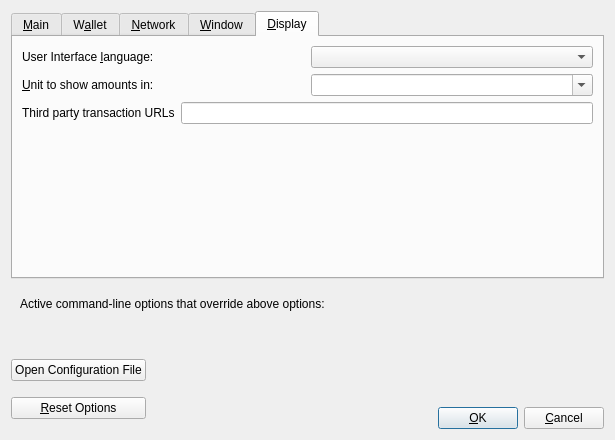
navcoin/navcoin-core, file src/qt/forms/optionsdialog.ui: the form before one commit.
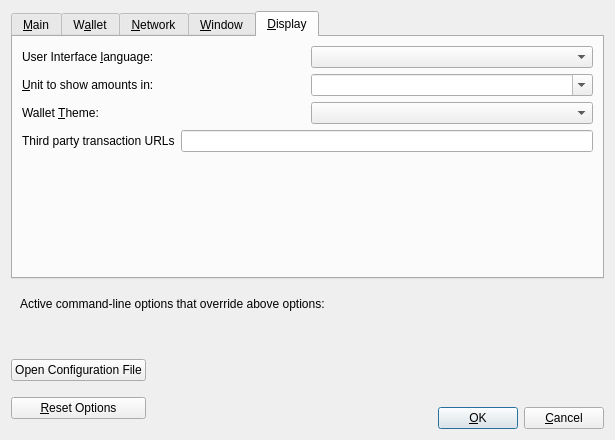
The form after the commit. The open tabs and pages were chosen to show the change. Custom widgets are drawn as their Qt base class.

Diff of the .ui file:
```diff
--- a/src/qt/forms/optionsdialog.ui
+++ b/src/qt/forms/optionsdialog.ui
@@ -687,6 +687,30 @@
          </item>
         </layout>
        </item>
+       <item>
+        <layout class="QHBoxLayout" name="horizontalLayout_Theme_Display">
+         <item>
+          <widget class="QLabel" name="themeLabel">
+           <property name="text">
+            <string>Wallet &amp;Theme:</string>
+           </property>
+           <property name="textFormat">
+            <enum>Qt::PlainText</enum>
+           </property>
+           <property name="buddy">
+            <cstring>theme</cstring>
+           </property>
+          </widget>
+         </item>
+         <item>
+          <widget class="QValueComboBox" name="theme">
+           <property name="toolTip">
+            <string>User Interface Theme (What color scheme to use for the wallet GUI?)</string>
+           </property>
+          </widget>
+         </item>
+        </layout>
+       </item>
        <item>
         <layout class="QHBoxLayout" name="horizontalLayout_3_Display">
          <item>
```
